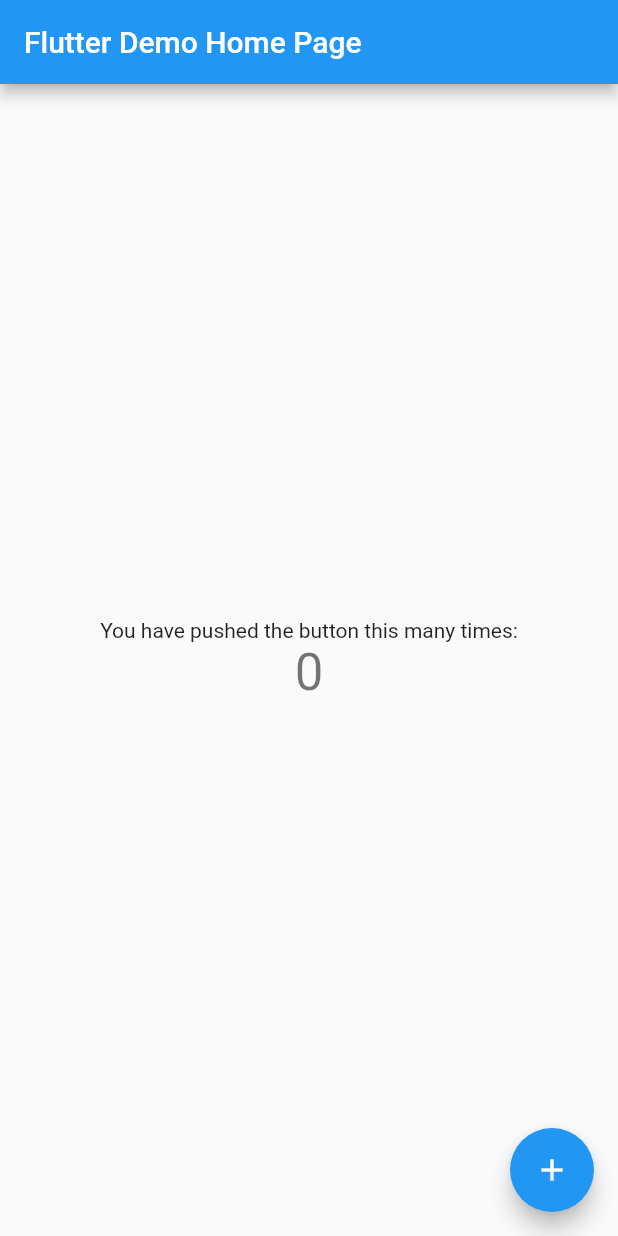
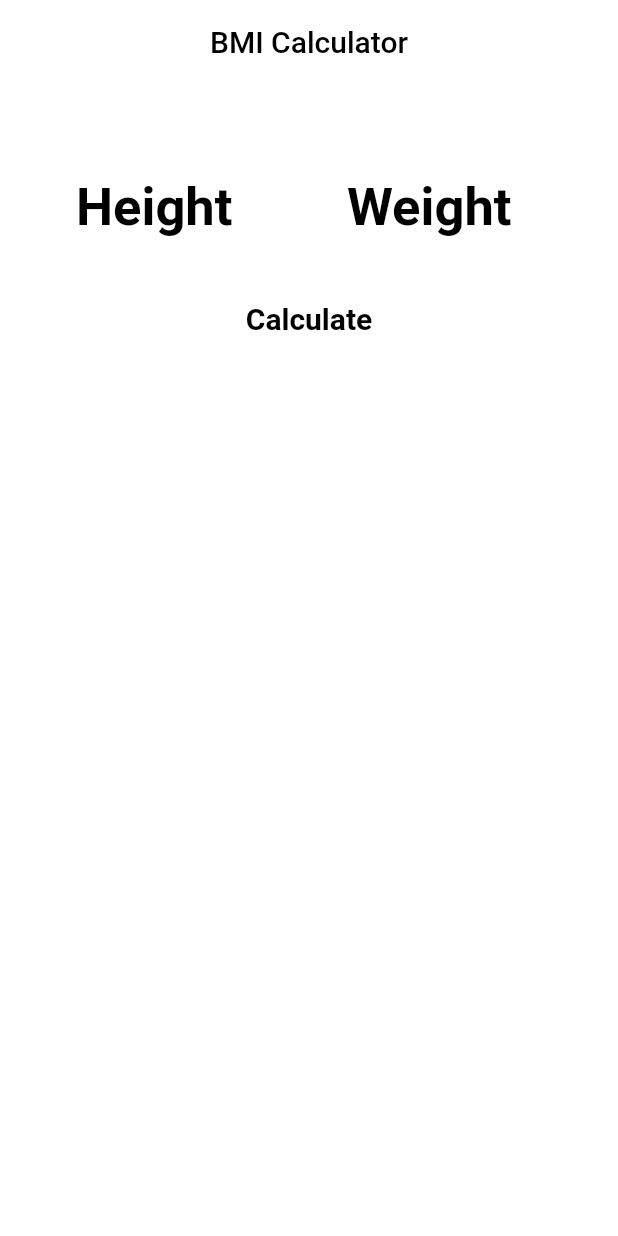
Before and after one commit to PratikAmonkar/BMI-Calc, a Flutter app: the screen it shows after launch, on a phone screen of 412 x 824 dp. Run offline on Flutter 3.47's test engine with Material 2 defaults, Android fonts, the phone set to English and light mode, and no system bars; our stand-ins replace hexcolor.

Commit message:
beta version

```diff
--- /dev/null
+++ b/lib/constants/app_consts.dart
@@ -0,0 +1,5 @@
+import 'package:flutter/material.dart';
+import 'package:hexcolor/hexcolor.dart';
+
+final Color mainHexColor = HexColor("#FFFFFF");
+final Color accentHexColor = HexColor("#000000");
--- a/lib/main.dart
+++ b/lib/main.dart
@@ -1,115 +1,21 @@
 import 'package:flutter/material.dart';
+import 'package:bmi_calc/screens/home_screen.dart';
 
-void main() {
+void main(){
   runApp(const MyApp());
 }
 
-class MyApp extends StatelessWidget {
-  const MyApp({Key? key}) : super(key: key);
-
-  // This widget is the root of your application.
+class MyApp extends StatelessWidget{
+  const MyApp ({Key?key}) :super(key: key);
   @override
-  Widget build(BuildContext context) {
+  Widget build(BuildContext context){
     return MaterialApp(
-      title: 'Flutter Demo',
+      title: "BMI Calculator",
+      debugShowCheckedModeBanner: false,
       theme: ThemeData(
-        // This is the theme of your application.
-        //
-        // Try running your application with "flutter run". You'll see the
-        // application has a blue toolbar. Then, without quitting the app, try
-        // changing the primarySwatch below to Colors.green and then invoke
-        // "hot reload" (press "r" in the console where you ran "flutter run",
-        // or simply save your changes to "hot reload" in a Flutter IDE).
-        // Notice that the counter didn't reset back to zero; the application
-        // is not restarted.
-        primarySwatch: Colors.blue,
+        primaryColor: Colors.yellow,
       ),
-      home: const MyHomePage(title: 'Flutter Demo Home Page'),
+      home: const HomeSceeen(),
     );
   }
 }
-
-class MyHomePage extends StatefulWidget {
-  const MyHomePage({Key? key, required this.title}) : super(key: key);
-
-  // This widget is the home page of your application. It is stateful, meaning
-  // that it has a State object (defined below) that contains fields that affect
-  // how it looks.
-
-  // This class is the configuration for the state. It holds the values (in this
-  // case the title) provided by the parent (in this case the App widget) and
-  // used by the build method of the State. Fields in a Widget subclass are
-  // always marked "final".
-
-  final String title;
-
-  @override
-  State<MyHomePage> createState() => _MyHomePageState();
-}
-
-class _MyHomePageState extends State<MyHomePage> {
-  int _counter = 0;
-
-  void _incrementCounter() {
-    setState(() {
-      // This call to setState tells the Flutter framework that something has
-      // changed in this State, which causes it to rerun the build method below
-      // so that the display can reflect the updated values. If we changed
-      // _counter without calling setState(), then the build method would not be
-      // called again, and so nothing would appear to happen.
-      _counter++;
-    });
-  }
-
-  @override
-  Widget build(BuildContext context) {
-    // This method is rerun every time setState is called, for instance as done
-    // by the _incrementCounter method above.
-    //
-    // The Flutter framework has been optimized to make rerunning build methods
-    // fast, so that you can just rebuild anything that needs updating rather
-    // than having to individually change instances of widgets.
-    return Scaffold(
-      appBar: AppBar(
-        // Here we take the value from the MyHomePage object that was created by
-        // the App.build method, and use it to set our appbar title.
-        title: Text(widget.title),
-      ),
-      body: Center(
-        // Center is a layout widget. It takes a single child and positions it
-        // in the middle of the parent.
-        child: Column(
-          // Column is also a layout widget. It takes a list of children and
-          // arranges them vertically. By default, it sizes itself to fit its
-          // children horizontally, and tries to be as tall as its parent.
-          //
-          // Invoke "debug painting" (press "p" in the console, choose the
-          // "Toggle Debug Paint" action from the Flutter Inspector in Android
-          // Studio, or the "Toggle Debug Paint" command in Visual Studio Code)
-          // to see the wireframe for each widget.
-          //
-          // Column has various properties to control how it sizes itself and
-          // how it positions its children. Here we use mainAxisAlignment to
-          // center the children vertically; the main axis here is the vertical
-          // axis because Columns are vertical (the cross axis would be
-          // horizontal).
-          mainAxisAlignment: MainAxisAlignment.center,
-          children: <Widget>[
-            const Text(
-              'You have pushed the button this many times:',
-            ),
-            Text(
-              '$_counter',
-              style: Theme.of(context).textTheme.headline4,
-            ),
-          ],
-        ),
-      ),
-      floatingActionButton: FloatingActionButton(
-        onPressed: _incrementCounter,
-        tooltip: 'Increment',
-        child: const Icon(Icons.add),
-      ), // This trailing comma makes auto-formatting nicer for build methods.
-    );
-  }
-}
--- /dev/null
+++ b/lib/screens/home_screen.dart
@@ -0,0 +1,140 @@
+import "package:flutter/material.dart";
+import 'package:bmi_calc/constants/app_consts.dart';
+import 'package:flutter/services.dart';
+
+class HomeSceeen extends StatefulWidget {
+  const HomeSceeen({Key? key}) : super(key: key);
+
+  @override
+  _HomeScreenState createState() => _HomeScreenState();
+}
+
+class _HomeScreenState extends State<HomeSceeen> {
+  final TextEditingController _heightController = TextEditingController();
+  final TextEditingController _weightController = TextEditingController();
+  double _bmiResult = 0;
+  String _textResult = "";
+  @override
+  Widget build(BuildContext context) {
+    return Scaffold(
+      appBar: AppBar(
+        title: Text(
+          "BMI Calculator",
+          style: TextStyle(
+            color: accentHexColor,
+          ),
+        ),
+        backgroundColor: Colors.transparent,
+        elevation: 0,
+        centerTitle: true,
+        systemOverlayStyle: const SystemUiOverlayStyle(
+          statusBarColor: Colors.white,
+          statusBarIconBrightness: Brightness.dark,
+        ),
+      ),
+      backgroundColor: mainHexColor,
+      body: SingleChildScrollView(
+        child: Container(
+          margin: const EdgeInsets.only(
+            top: 20,
+          ),
+          child: Column(
+            children: [
+              const SizedBox(
+                height: 30,
+              ),
+              Row(
+                mainAxisAlignment: MainAxisAlignment.spaceEvenly,
+                children: [
+                  Container(
+                    width: 130,
+                    child: TextField(
+                      controller: _heightController,
+                      style: TextStyle(
+                        fontSize: 35,
+                        fontWeight: FontWeight.bold,
+                        color: accentHexColor,
+                      ),
+                      keyboardType: TextInputType.number,
+                      decoration: InputDecoration(
+                        border: InputBorder.none,
+                        hintText: "Height",
+                        hintStyle: TextStyle(
+                          color: accentHexColor,
+                        ),
+                      ),
+                    ),
+                  ),
+                  Container(
+                    width: 130,
+                    child: TextField(
+                      controller: _weightController,
+                      style: TextStyle(
+                        fontSize: 35,
+                        fontWeight: FontWeight.bold,
+                        color: accentHexColor,
+                      ),
+                      keyboardType: TextInputType.number,
+                      decoration: InputDecoration(
+                        border: InputBorder.none,
+                        hintText: "Weight",
+                        hintStyle: TextStyle(color: accentHexColor),
+                      ),
+                    ),
+                  ),
+                ],
+              ),
+              const SizedBox(
+                height: 30,
+              ),
+              GestureDetector(
+                onTap: () {
+                  double _h = double.parse(_heightController.text);
+                  double _w = double.parse(_weightController.text);
+                  setState(() {
+                    _bmiResult = _w / (_h * _h);
+                    if (_bmiResult < 18.5) {
+                      _textResult = "Under Weight";
+                    } else if (_bmiResult >= 18.5 && _bmiResult <= 24.99) {
+                      _textResult = "Normal Weight";
+                    } else if (_bmiResult >= 25 && _bmiResult <= 29.99) {
+                      _textResult = "Overweight";
+                    } else {
+                      _textResult = "Obese";
+                    }
+                  });
+                },
+                child: Container(
+                  child: Text(
+                    "Calculate",
+                    style: TextStyle(
+                      fontSize: 20,
+                      fontWeight: FontWeight.bold,
+                      color: accentHexColor,
+                    ),
+                  ),
+                ),
+              ),
+              const SizedBox(
+                height: 30,
+              ),
+              Visibility(
+                visible: _textResult.isNotEmpty,
+                child: Container(
+                  child: Text(
+                    _textResult,
+                    style: TextStyle(
+                      fontSize: 32,
+                      fontWeight: FontWeight.w400,
+                      color: accentHexColor,
+                    ),
+                  ),
+                ),
+              ),
+            ],
+          ),
+        ),
+      ),
+    );
+  }
+}
--- a/pubspec.yaml
+++ b/pubspec.yaml
@@ -34,6 +34,7 @@ dependencies:
   # The following adds the Cupertino Icons font to your application.
   # Use with the CupertinoIcons class for iOS style icons.
   cupertino_icons: ^1.0.2
+  hexcolor: ^2.0.5
 
 dev_dependencies:
   flutter_test:
```
Also changed, not shown: pubspec.lock, 7 other files.
